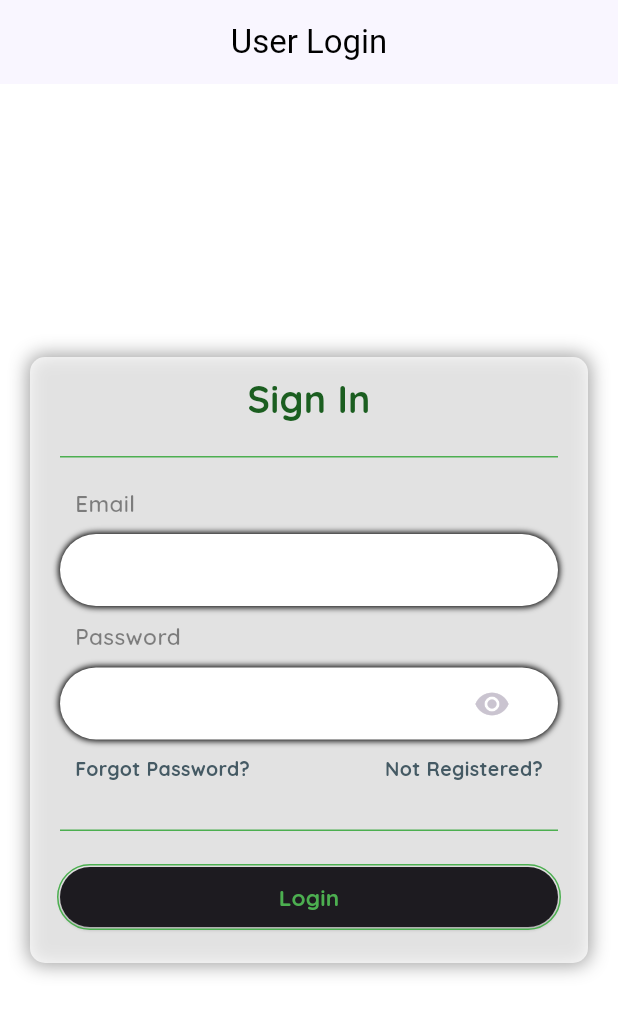
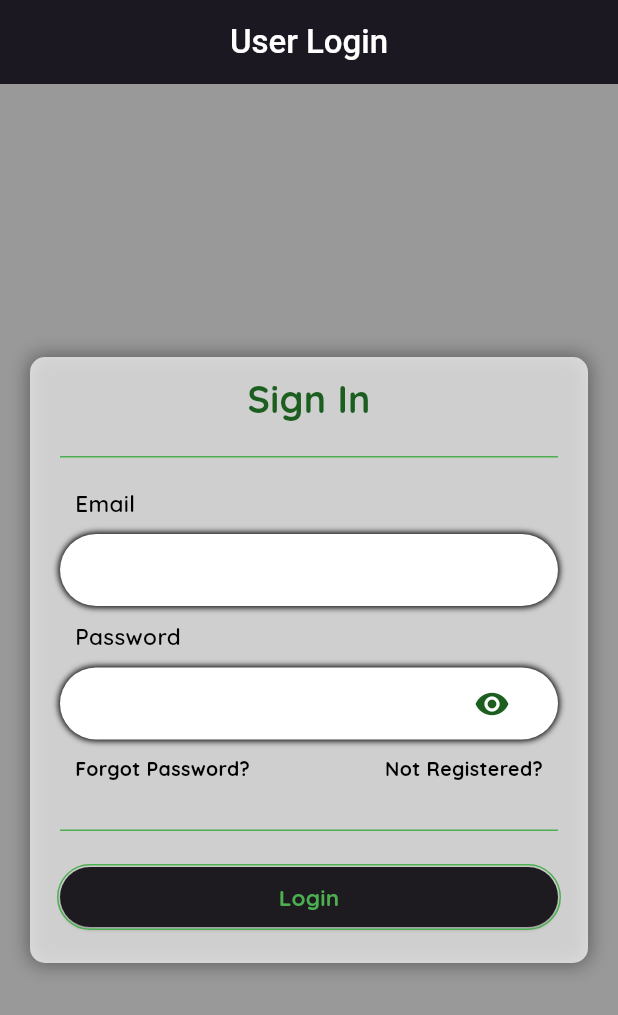
Before and after one commit to Marach8/FlutterProject_todo_list_app, a Flutter app: the screen it shows after launch, on a phone screen of 412 x 824 dp. Shown: the top 1015 px of the screen. Run offline on Flutter 3.47's test engine with Material 3 defaults, Android fonts, the phone set to English and light mode, and no system bars; our stand-ins replace cloud_firestore, firebase_auth, firebase_core, gap, google_fonts; accounts and stored records are empty.

Commit message:
Touched some parts of the login page. changed some colors

```diff
--- a/todo_list_app/lib/views/login_register_view.dart
+++ b/todo_list_app/lib/views/login_register_view.dart
@@ -36,18 +36,18 @@ class _Login extends State<LoginPage> {
       builder: ((context, user, child) =>
         Scaffold(
           appBar: AppBar(
-            title: Text(appBarText()), centerTitle: true,
-            backgroundColor: forgotPassword? Colors.blueGrey.shade700: Colors.white,
+            title: Text(appBarText(), style: const TextStyle(fontWeight: FontWeight.w500)), centerTitle: true,
+            backgroundColor: forgotPassword? Colors.blueGrey.shade700: Colors.black,
             elevation: 10,
-            foregroundColor: Colors.black,
+            foregroundColor: Colors.white,
           ),
           backgroundColor: forgotPassword ? Colors.white24: Colors.white,
           body: Container(
-            decoration: const BoxDecoration(
+            decoration: BoxDecoration(
               // gradient: LinearGradient(
               //   colors: [Colors.black87, Colors.black45, Colors.black]
               // ),
-              color: Colors.white12
+              color: Colors.black.withOpacity(0.4)
             ),
             child: Center(
               child: SingleChildScrollView(
@@ -69,29 +69,29 @@ class _Login extends State<LoginPage> {
                       const Divider(height:1, color: Colors.green),
                       const SizedBox(height:10),
                       !isRegistered? Row(
-                        children:[TextItem().textItem('Username', 15, FontWeight.w600, Colors.black45)])
+                        children:[TextItem().textItem('Username', 15, FontWeight.w600, Colors.black)])
                       : const SizedBox(),
                       !isRegistered ? LoginAndSignUpTextFields().loginAndSignUpTextField(
                         null, true, Colors.white, '', user.usernameController, false,
                       ): const SizedBox(),
                       Row(
-                        children:[TextItem().textItem('Email', 15, FontWeight.w600, Colors.black45)]
+                        children:[TextItem().textItem('Email', 15, FontWeight.w600, Colors.black)]
                       ),
                       LoginAndSignUpTextFields().loginAndSignUpTextField(
                         null, forgotPassword? false: true, Colors.white, '', user.emailController, false,
                       ),
                       Row(
-                        children:[TextItem().textItem('Password', 15, FontWeight.w600, Colors.black45)]
+                        children:[TextItem().textItem('Password', 15, FontWeight.w600, Colors.black)]
                       ),
                       LoginAndSignUpTextFields().loginAndSignUpTextField(
                         IconButton(
                           onPressed: () => setState(()=> obscureText1 = !obscureText1),
-                          icon: const Icon(Icons.remove_red_eye_sharp)
+                          icon: Icon(Icons.remove_red_eye_sharp, color: Colors.green.shade900)
                         ),
                         forgotPassword ? false : true, Colors.white, '', user.passwordController, obscureText1,
                       ),
                       !isRegistered? Row(
-                        children:[TextItem().textItem('Confirm password', 15, FontWeight.w600, Colors.black45)]
+                        children:[TextItem().textItem('Confirm password', 15, FontWeight.w600, Colors.black)]
                       )
                       : const SizedBox(),
                       !isRegistered ? LoginAndSignUpTextFields().loginAndSignUpTextField(
@@ -216,7 +216,7 @@ class _Login extends State<LoginPage> {
                                   );
                                 },
                                 child: TextItem().textItem(
-                                  'Forgot Password?', 13, FontWeight.w800, Colors.blueGrey.shade700,
+                                  'Forgot Password?', 13, FontWeight.w800, Colors.black,
                                 )
                               )
                             ),
@@ -232,7 +232,7 @@ class _Login extends State<LoginPage> {
                                 child: TextItem().textItem(
                                   isRegistered? 'Not Registered?': 'Already Registered?',
                                   13, FontWeight.w800,
-                                  Colors.blueGrey.shade700,
+                                  Colors.black,
                                 )
                               )
                             ),
```
